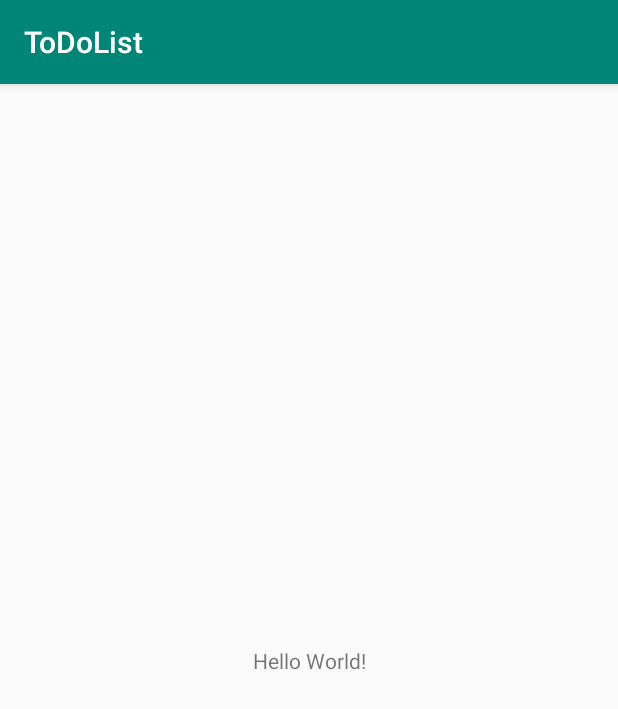
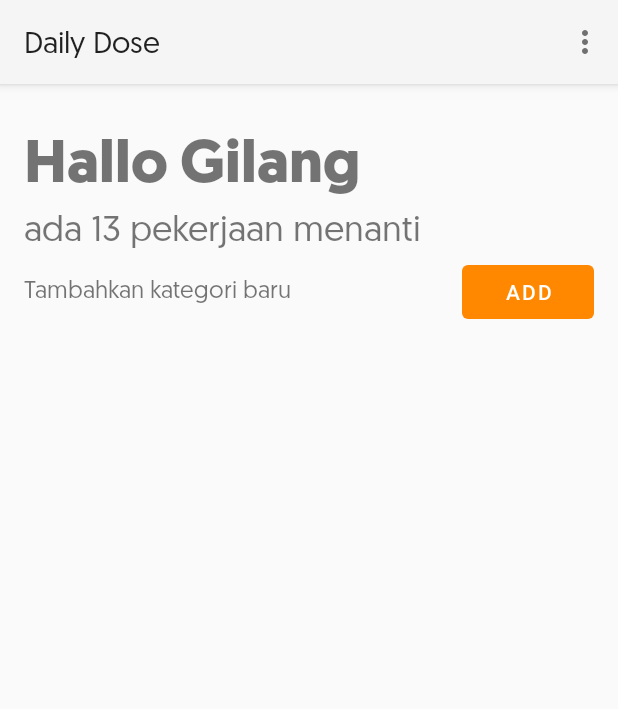
Before and after one commit to gilangnur/simple-to-do-list, an Android app: the screen it shows after launch (MainActivity), on a phone screen of 412 x 824 dp. Shown: the top 709 px of the screen. Run offline under Robolectric (Android 15) with nearby library versions, the phone set to English and light mode, and no system bars.

Commit message:
[Gilang] Add main activity

```diff
--- a/app/src/main/AndroidManifest.xml
+++ b/app/src/main/AndroidManifest.xml
@@ -8,7 +8,7 @@
         android:label="@string/app_name"
         android:roundIcon="@mipmap/ic_launcher_round"
         android:supportsRtl="true"
-        android:theme="@style/AppTheme">
+        android:theme="@style/Theme.AppCompat.Light.NoActionBar">
         <activity android:name=".MainActivity">
             <intent-filter>
                 <action android:name="android.intent.action.MAIN" />
--- a/app/src/main/java/com/example/todolist/MainActivity.java
+++ b/app/src/main/java/com/example/todolist/MainActivity.java
@@ -1,14 +1,54 @@
 package com.example.todolist;
 
 import androidx.appcompat.app.AppCompatActivity;
+import androidx.appcompat.widget.Toolbar;
 
 import android.os.Bundle;
+import android.util.Log;
+import android.view.Menu;
+import android.view.MenuInflater;
+import android.view.MenuItem;
+import android.view.View;
 
-public class MainActivity extends AppCompatActivity {
+public class MainActivity extends AppCompatActivity
+        implements ActionBottomDialogFragment.ItemClickListener
+{
 
     @Override
     protected void onCreate(Bundle savedInstanceState) {
         super.onCreate(savedInstanceState);
         setContentView(R.layout.activity_main);
+        Toolbar myToolbar = findViewById(R.id.my_toolbar);
+        setSupportActionBar(myToolbar);
+    }
+
+    @Override
+    public boolean onCreateOptionsMenu(Menu menu) {
+        MenuInflater inflater = getMenuInflater();
+        inflater.inflate(R.menu.toolbar_menu, menu);
+        return true;
+    }
+
+    @Override
+    public boolean onOptionsItemSelected(MenuItem item) {
+        switch (item.getItemId()) {
+            case R.id.action_change_preference: {
+                showBottomSheet(item);
+                Log.d("LOG_TEST", "onOptionsItemSelected: ");
+                break;
+            }
+        }
+        return true;
+    }
+
+    public void showBottomSheet(MenuItem view) {
+        ActionBottomDialogFragment addPhotoBottomDialogFragment =
+                ActionBottomDialogFragment.newInstance();
+        addPhotoBottomDialogFragment.show(getSupportFragmentManager(), "TES");
+    }
+
+    @Override
+    public void onItemClick(String item) {
+        Log.d("LOG", "onItemClick: ");
     }
 }
--- a/app/src/main/res/layout/activity_main.xml
+++ b/app/src/main/res/layout/activity_main.xml
@@ -6,13 +6,77 @@
     android:layout_height="match_parent"
     tools:context=".MainActivity">
 
+    <androidx.appcompat.widget.Toolbar
+        android:id="@+id/my_toolbar"
+        android:layout_width="match_parent"
+        android:layout_height="?attr/actionBarSize"
+        android:background="?attr/colorPrimary"
+        android:elevation="4dp"
+        android:theme="@style/Regular"
+        app:layout_constraintTop_toTopOf="parent"
+        app:popupTheme="@style/ThemeOverlay.AppCompat.Light"
+        tools:layout_editor_absoluteX="0dp" />
+
     <TextView
+        android:id="@+id/tv_greet"
         android:layout_width="wrap_content"
         android:layout_height="wrap_content"
-        android:text="Hello World!"
-        app:layout_constraintBottom_toBottomOf="parent"
-        app:layout_constraintLeft_toLeftOf="parent"
-        app:layout_constraintRight_toRightOf="parent"
-        app:layout_constraintTop_toTopOf="parent" />
+        android:layout_marginStart="16dp"
+        android:layout_marginTop="24dp"
+        android:textSize="40dp"
+        android:text="Hallo"
+        android:theme="@style/Bold"
+        app:layout_constraintStart_toStartOf="parent"
+        app:layout_constraintTop_toBottomOf="@+id/my_toolbar" />
+
+    <TextView
+        android:id="@+id/tv_greetName"
+        android:layout_width="wrap_content"
+        android:layout_height="wrap_content"
+        android:layout_marginStart="8dp"
+        android:layout_marginTop="24dp"
+        android:text="Gilang"
+        android:textSize="40dp"
+        android:theme="@style/Bold"
+        app:layout_constraintStart_toEndOf="@+id/tv_greet"
+        app:layout_constraintTop_toBottomOf="@+id/my_toolbar" />
+
+    <TextView
+        android:id="@+id/tv_task"
+        android:layout_width="wrap_content"
+        android:layout_height="wrap_content"
+        android:layout_marginStart="16dp"
+        android:layout_marginTop="2dp"
+        android:text="ada 13 pekerjaan menanti"
+        android:textSize="24dp"
+        android:theme="@style/Regular"
+        app:layout_constraintStart_toStartOf="parent"
+        app:layout_constraintTop_toBottomOf="@+id/tv_greet" />
+
+    <TextView
+        android:id="@+id/tv_addCategoriesTag"
+        android:layout_width="wrap_content"
+        android:layout_height="wrap_content"
+        android:layout_marginStart="16dp"
+        android:layout_marginTop="16dp"
+        android:text="@string/tambahkan_kategori_baru"
+        android:textSize="16dp"
+        android:theme="@style/Regular"
+        app:layout_constraintStart_toStartOf="parent"
+        app:layout_constraintTop_toBottomOf="@+id/tv_task" />
+
+    <com.google.android.material.button.MaterialButton
+        android:id="@+id/btn_addCategories"
+        style="@style/Widget.MaterialComponents.Button.UnelevatedButton"
+        android:textAppearance="@style/TextAppearance.MaterialComponents.Button"
+        app:backgroundTint="@android:color/holo_orange_dark"
+        android:layout_width="wrap_content"
+        android:layout_height="wrap_content"
+        android:layout_marginTop="4dp"
+        android:layout_marginEnd="16dp"
+        app:layout_constraintEnd_toEndOf="parent"
+        app:layout_constraintTop_toBottomOf="@+id/tv_task"
+        android:text="Add"/>
+
 
 </androidx.constraintlayout.widget.ConstraintLayout>
--- /dev/null
+++ b/app/src/main/res/menu/toolbar_menu.xml
@@ -0,0 +1,14 @@
+<?xml version="1.0" encoding="utf-8"?>
+    <menu
+        xmlns:android="http://schemas.android.com/apk/res/android"
+        xmlns:app="http://schemas.android.com/apk/res-auto"
+        xmlns:tools="http://schemas.android.com/tools"
+        tools:context=".activity.MainActivity"
+    >
+
+        <item
+            android:id="@+id/action_change_preference"
+            android:title="Change Preference"
+            app:showAsAction="never"
+            />
+    </menu>
--- a/app/src/main/res/values/colors.xml
+++ b/app/src/main/res/values/colors.xml
@@ -1,6 +1,7 @@
 <?xml version="1.0" encoding="utf-8"?>
 <resources>
-    <color name="colorPrimary">#008577</color>
-    <color name="colorPrimaryDark">#00574B</color>
-    <color name="colorAccent">#D81B60</color>
+    <color name="primaryColor">#eceff1</color>
+    <color name="primaryLightColor">#ffffff</color>
+    <color name="primaryDarkColor">#babdbe</color>
+    <color name="primaryTextColor">#000000</color>
 </resources>
--- a/app/src/main/res/values/styles.xml
+++ b/app/src/main/res/values/styles.xml
@@ -1,11 +1,32 @@
 <resources>
 
     <!-- Base application theme. -->
-    <style name="AppTheme" parent="Theme.AppCompat.Light.DarkActionBar">
+    <style name="AppTheme" parent="ThemeOverlay.MaterialComponents.Light">
         <!-- Customize your theme here. -->
-        <item name="colorPrimary">@color/colorPrimary</item>
-        <item name="colorPrimaryDark">@color/colorPrimaryDark</item>
-        <item name="colorAccent">@color/colorAccent</item>
+        <item name="colorPrimary">@color/primaryColor</item>
+        <item name="colorPrimaryDark">@color/primaryDarkColor</item>
+        <item name="colorAccent">@color/primaryLightColor</item>
+    </style>
+
+    <style name="ActionItem">
+        <item name="android:textSize">@dimen/text_size</item>
+        <item name="android:drawablePadding">@dimen/drawable_padding</item>
+        <item name="android:layout_width">0dp</item>
+        <item name="android:layout_height">wrap_content</item>
+        <item name="android:padding">@dimen/normal_padding</item>
+    </style>
+
+    <style name="Bold" parent="ThemeOverlay.MaterialComponents.Light">
+        <item name="android:fontFamily">@font/geomanist_bold</item>
+    </style>
+
+    <style name="Medium" parent="ThemeOverlay.MaterialComponents.Light">
+        <item name="android:fontFamily">@font/geomanist_medium</item>
+    </style>
+
+
+    <style name="Regular" parent="ThemeOverlay.MaterialComponents.Light">
+        <item name="android:fontFamily">@font/geomanist_regular</item>
     </style>
 
 </resources>
```
Also changed, not shown: app/src/main/java/com/example/todolist/ActionBottomDialogFragment.java (added, +55 -0 lines), app/src/main/res/layout/bottom_sheet.xml (added, +26 -0 lines), app/src/main/res/values/dimens.xml (added, +8 -0 lines), app/src/main/res/values/strings.xml (+7 -1 lines), app/src/main/res/font/geomanist_bold.OTF (added), app/src/main/res/font/geomanist_medium.OTF (added), app/src/main/res/font/geomanist_regular.OTF (added).
